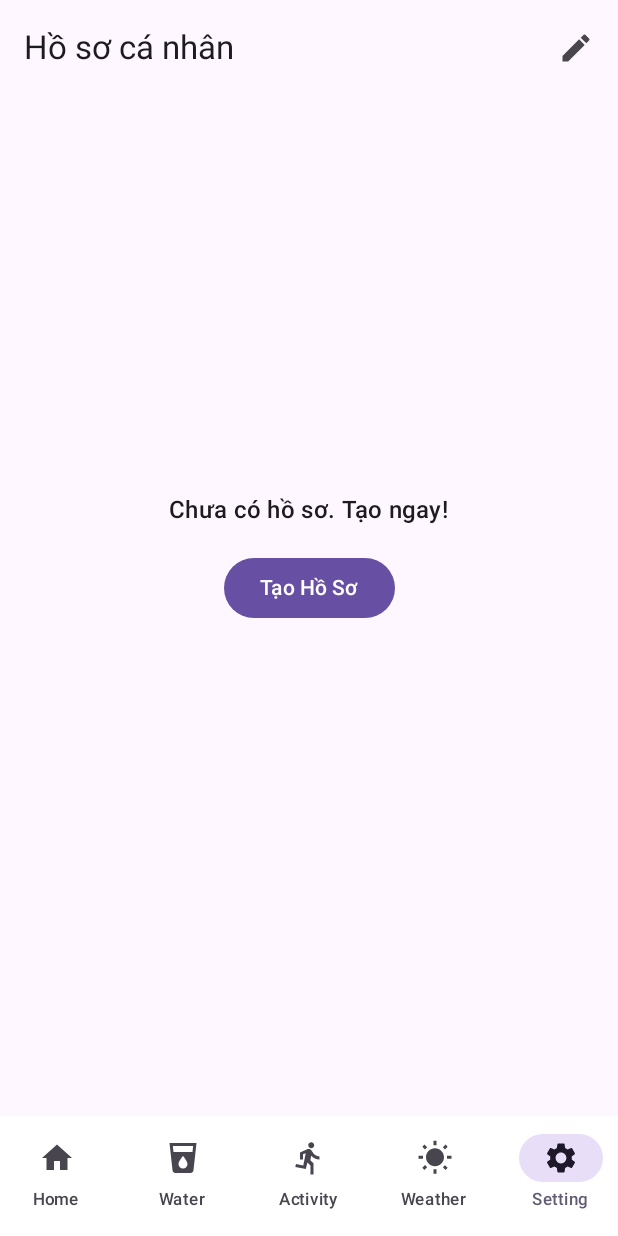
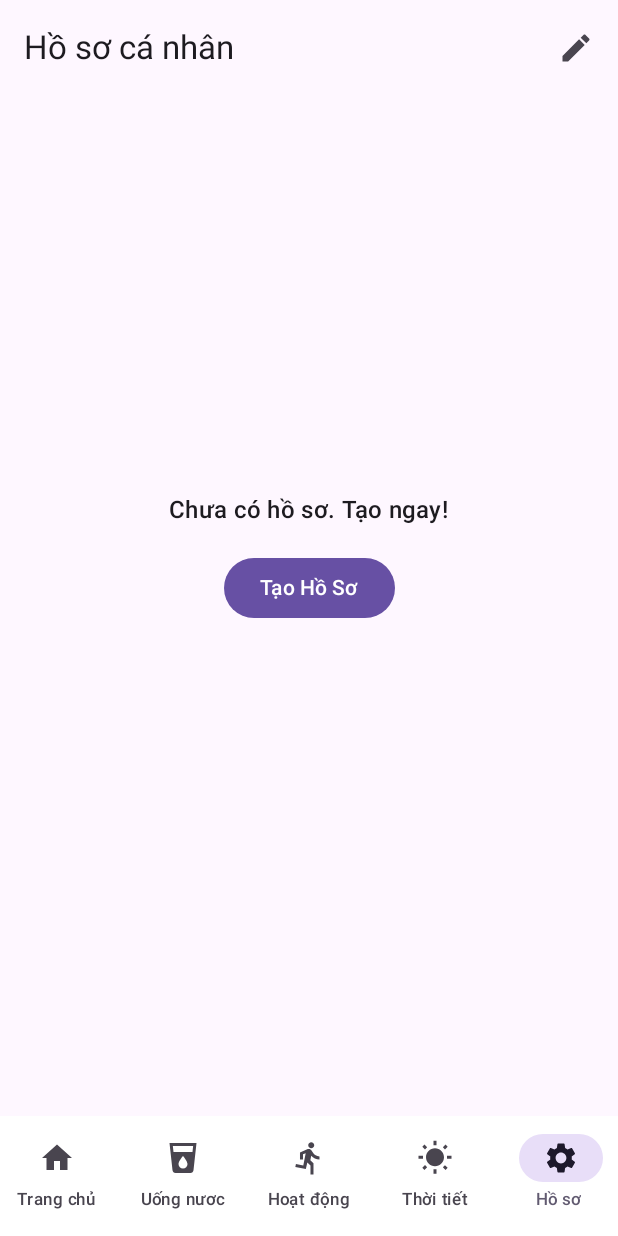
Before and after one commit to huyhoangtran00/Super-Fitness, an Android app built with Jetpack Compose: the settings screen opened through its navigation route, on a phone screen of 412 x 824 dp. Run offline under Robolectric (Android 15) with nearby library versions, the light colour scheme and no system bars; our stand-ins replace accompanist, livedata-compose.

Commit message:
english -> vietnamese(nav)

```diff
--- a/app/src/main/java/com/example/superfitness/MainActivity.kt
+++ b/app/src/main/java/com/example/superfitness/MainActivity.kt
@@ -365,7 +365,7 @@ fun CustomBottomNavigationBar(
                 // Trang chủ
                 NavigationBarItem(
                     icon = { Icon(Icons.Filled.Home, contentDescription = "Trang chủ") },
-                    label = { Text("Home", style = MaterialTheme.typography.labelSmall) },
+                    label = { Text("Trang chủ", style = MaterialTheme.typography.labelSmall) },
                     selected = currentRoute == HomeDestination.route,
                     onClick = { navController.navigate(HomeDestination.route) }
                 )
@@ -373,14 +373,14 @@ fun CustomBottomNavigationBar(
                 // Hoạt động
                 NavigationBarItem(
                     icon = { Icon(Icons.Filled.LocalDrink, contentDescription = "Water Reminder") },
-                    label = { Text("Water", style = MaterialTheme.typography.labelSmall) },
+                    label = { Text("Uống nươc", style = MaterialTheme.typography.labelSmall) },
                     selected = currentRoute == "water",
                     onClick = { navController.navigate("water") }
                 )
 
                 NavigationBarItem(
                     icon = { Icon(Icons.Filled.DirectionsRun, contentDescription = "Activity") },
-                    label = { Text("Activity", style = MaterialTheme.typography.labelSmall) },
+                    label = { Text("Hoạt động", style = MaterialTheme.typography.labelSmall) },
                     selected = currentRoute == RunDestination.route,
                     onClick = { navController.navigateSingleTopTo(route = RunDestination.route) }
                 )
@@ -388,14 +388,14 @@ fun CustomBottomNavigationBar(
 
                 NavigationBarItem(
                     icon = { Icon(Icons.Filled.WbSunny, contentDescription = "Weather") },
-                    label = { Text("Weather", style = MaterialTheme.typography.labelSmall) },
+                    label = { Text("Thời tiết", style = MaterialTheme.typography.labelSmall) },
                     selected = currentRoute == "weather",
                     onClick = { navController.navigate("weather") }
                 )
 
                 NavigationBarItem(
                     icon = { Icon(Icons.Filled.Settings, contentDescription = "Settings") },
-                    label = { Text("Setting", style = MaterialTheme.typography.labelSmall) },
+                    label = { Text("Hồ sơ ", style = MaterialTheme.typography.labelSmall) },
                     selected = currentRoute == "settings",
                     onClick = { navController.navigate("settings") }
                 )
```
